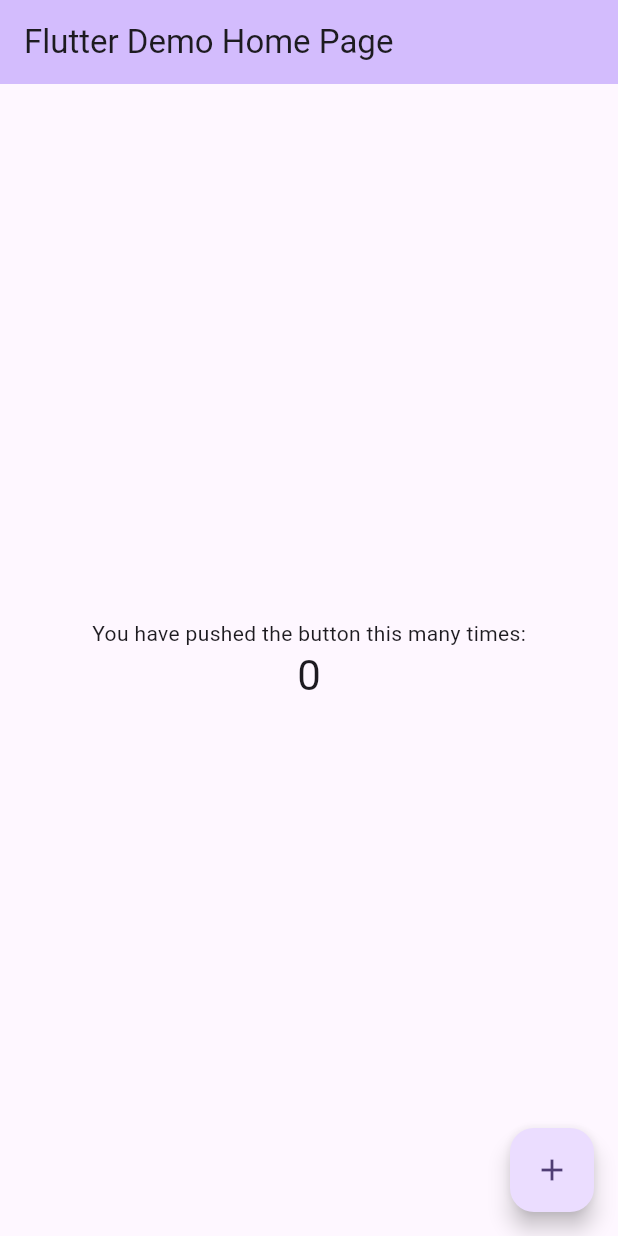
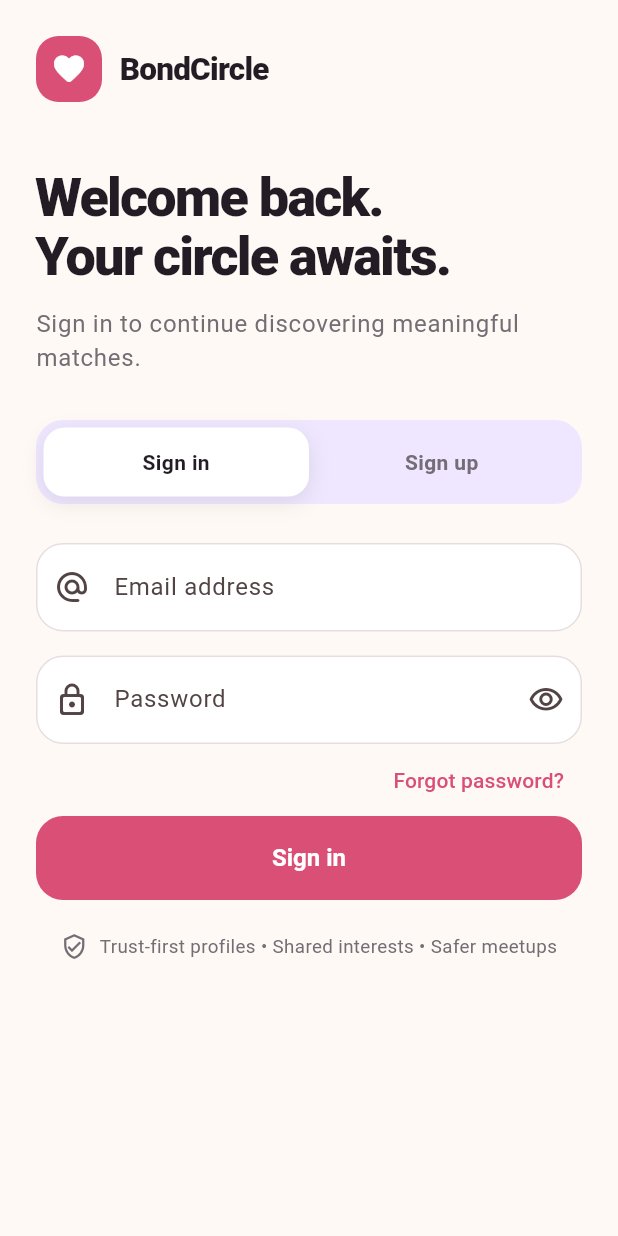
Before and after one commit to Sagar091206/bondcircle, a Flutter app: the screen it shows after launch, on a phone screen of 412 x 824 dp. Run offline on Flutter 3.47's test engine with Material 3 defaults, Android fonts, the phone set to English and light mode, and no system bars.

Commit message:
Build BondCircle authentication UI

```diff
--- /dev/null
+++ b/lib/app.dart
@@ -0,0 +1,18 @@
+import 'package:flutter/material.dart';
+
+import 'features/auth/presentation/auth_screen.dart';
+import 'theme/bondcircle_theme.dart';
+
+class BondCircleApp extends StatelessWidget {
+  const BondCircleApp({super.key});
+
+  @override
+  Widget build(BuildContext context) {
+    return MaterialApp(
+      title: 'BondCircle',
+      debugShowCheckedModeBanner: false,
+      theme: BondCircleTheme.light,
+      home: const AuthScreen(),
+    );
+  }
+}
--- /dev/null
+++ b/lib/features/auth/presentation/auth_screen.dart
@@ -0,0 +1,296 @@
+import 'package:flutter/material.dart';
+
+import '../../../theme/bondcircle_theme.dart';
+import '../../home/presentation/home_preview_screen.dart';
+
+enum AuthMode { login, signup }
+
+class AuthScreen extends StatefulWidget {
+  const AuthScreen({super.key});
+
+  @override
+  State<AuthScreen> createState() => _AuthScreenState();
+}
+
+class _AuthScreenState extends State<AuthScreen> {
+  final _formKey = GlobalKey<FormState>();
+  final _nameController = TextEditingController();
+  final _emailController = TextEditingController();
+  final _passwordController = TextEditingController();
+  AuthMode _mode = AuthMode.login;
+  bool _obscurePassword = true;
+
+  bool get _isSignup => _mode == AuthMode.signup;
+
+  @override
+  void dispose() {
+    _nameController.dispose();
+    _emailController.dispose();
+    _passwordController.dispose();
+    super.dispose();
+  }
+
+  void _switchMode(AuthMode mode) {
+    if (_mode == mode) return;
+    setState(() {
+      _mode = mode;
+      _formKey.currentState?.reset();
+    });
+  }
+
+  void _continue() {
+    if (!(_formKey.currentState?.validate() ?? false)) return;
+    Navigator.of(context).pushReplacement(
+      MaterialPageRoute<void>(
+        builder: (_) => HomePreviewScreen(
+          displayName: _isSignup ? _nameController.text.trim() : 'Sagar',
+        ),
+      ),
+    );
+  }
+
+  @override
+  Widget build(BuildContext context) {
+    return Scaffold(
+      body: SafeArea(
+        child: LayoutBuilder(
+          builder: (context, constraints) => SingleChildScrollView(
+            padding: const EdgeInsets.fromLTRB(24, 24, 24, 32),
+            child: ConstrainedBox(
+              constraints: BoxConstraints(
+                minHeight: constraints.maxHeight - 56,
+              ),
+              child: Form(
+                key: _formKey,
+                child: Column(
+                  crossAxisAlignment: CrossAxisAlignment.start,
+                  children: [
+                    const _BrandMark(),
+                    const SizedBox(height: 44),
+                    Text(
+                      _isSignup
+                          ? 'Create a genuine\nconnection.'
+                          : 'Welcome back.\nYour circle awaits.',
+                      style: Theme.of(context).textTheme.displaySmall,
+                    ),
+                    const SizedBox(height: 14),
+                    Text(
+                      _isSignup
+                          ? 'Build your profile and meet people through shared interests.'
+                          : 'Sign in to continue discovering meaningful matches.',
+                      style: Theme.of(context).textTheme.bodyLarge,
+                    ),
+                    const SizedBox(height: 30),
+                    _ModeSelector(mode: _mode, onChanged: _switchMode),
+                    const SizedBox(height: 26),
+                    if (_isSignup) ...[
+                      TextFormField(
+                        key: const Key('nameField'),
+                        controller: _nameController,
+                        textCapitalization: TextCapitalization.words,
+                        decoration: const InputDecoration(
+                          labelText: 'Full name',
+                          hintText: 'Enter your name',
+                          prefixIcon: Icon(Icons.person_outline_rounded),
+                        ),
+                        validator: (value) => (value ?? '').trim().length < 2
+                            ? 'Please enter your name'
+                            : null,
+                      ),
+                      const SizedBox(height: 16),
+                    ],
+                    TextFormField(
+                      key: const Key('emailField'),
+                      controller: _emailController,
+                      keyboardType: TextInputType.emailAddress,
+                      decoration: const InputDecoration(
+                        labelText: 'Email address',
+                        hintText: 'you@example.com',
+                        prefixIcon: Icon(Icons.alternate_email_rounded),
+                      ),
+                      validator: (value) {
+                        final email = (value ?? '').trim();
+                        return !email.contains('@') || !email.contains('.')
+                            ? 'Enter a valid email address'
+                            : null;
+                      },
+                    ),
+                    const SizedBox(height: 16),
+                    TextFormField(
+                      key: const Key('passwordField'),
+                      controller: _passwordController,
+                      obscureText: _obscurePassword,
+                      decoration: InputDecoration(
+                        labelText: 'Password',
+                        hintText: 'At least 6 characters',
+                        prefixIcon: const Icon(Icons.lock_outline_rounded),
+                        suffixIcon: IconButton(
+                          tooltip: _obscurePassword
+                              ? 'Show password'
+                              : 'Hide password',
+                          onPressed: () => setState(
+                            () => _obscurePassword = !_obscurePassword,
+                          ),
+                          icon: Icon(
+                            _obscurePassword
+                                ? Icons.visibility_outlined
+                                : Icons.visibility_off_outlined,
+                          ),
+                        ),
+                      ),
+                      validator: (value) => (value ?? '').length < 6
+                          ? 'Password must have at least 6 characters'
+                          : null,
+                    ),
+                    if (!_isSignup)
+                      Align(
+                        alignment: Alignment.centerRight,
+                        child: TextButton(
+                          onPressed: () => ScaffoldMessenger.of(context)
+                              .showSnackBar(
+                                const SnackBar(
+                                  content: Text(
+                                    'Password recovery will be connected later.',
+                                  ),
+                                ),
+                              ),
+                          child: const Text('Forgot password?'),
+                        ),
+                      )
+                    else
+                      const SizedBox(height: 24),
+                    FilledButton(
+                      key: const Key('continueButton'),
+                      onPressed: _continue,
+                      child: Text(_isSignup ? 'Create account' : 'Sign in'),
+                    ),
+                    const SizedBox(height: 22),
+                    const _TrustNote(),
+                  ],
+                ),
+              ),
+            ),
+          ),
+        ),
+      ),
+    );
+  }
+}
+
+class _BrandMark extends StatelessWidget {
+  const _BrandMark();
+
+  @override
+  Widget build(BuildContext context) {
+    return Row(
+      children: [
+        Container(
+          width: 44,
+          height: 44,
+          decoration: BoxDecoration(
+            color: BondCircleColors.primary,
+            borderRadius: BorderRadius.circular(15),
+          ),
+          child: const Icon(
+            Icons.favorite_rounded,
+            color: Colors.white,
+            size: 24,
+          ),
+        ),
+        const SizedBox(width: 12),
+        const Text(
+          'BondCircle',
+          style: TextStyle(
+            color: BondCircleColors.ink,
+            fontSize: 21,
+            fontWeight: FontWeight.w800,
+            letterSpacing: -0.5,
+          ),
+        ),
+      ],
+    );
+  }
+}
+
+class _ModeSelector extends StatelessWidget {
+  const _ModeSelector({required this.mode, required this.onChanged});
+
+  final AuthMode mode;
+  final ValueChanged<AuthMode> onChanged;
+
+  @override
+  Widget build(BuildContext context) {
+    return Container(
+      padding: const EdgeInsets.all(5),
+      decoration: BoxDecoration(
+        color: BondCircleColors.lavender,
+        borderRadius: BorderRadius.circular(18),
+      ),
+      child: Row(
+        children: AuthMode.values.map((item) {
+          final selected = item == mode;
+          return Expanded(
+            child: InkWell(
+              key: Key('${item.name}Tab'),
+              onTap: () => onChanged(item),
+              borderRadius: BorderRadius.circular(14),
+              child: AnimatedContainer(
+                duration: const Duration(milliseconds: 180),
+                padding: const EdgeInsets.symmetric(vertical: 13),
+                decoration: BoxDecoration(
+                  color: selected ? Colors.white : Colors.transparent,
+                  borderRadius: BorderRadius.circular(14),
+                  boxShadow: selected
+                      ? const [
+                          BoxShadow(
+                            color: Color(0x16000000),
+                            blurRadius: 12,
+                            offset: Offset(0, 4),
+                          ),
+                        ]
+                      : null,
+                ),
+                child: Text(
+                  item == AuthMode.login ? 'Sign in' : 'Sign up',
+                  textAlign: TextAlign.center,
+                  style: TextStyle(
+                    color: selected
+                        ? BondCircleColors.ink
+                        : BondCircleColors.muted,
+                    fontWeight: FontWeight.w700,
+                  ),
+                ),
+              ),
+            ),
+          );
+        }).toList(),
+      ),
+    );
+  }
+}
+
+class _TrustNote extends StatelessWidget {
+  const _TrustNote();
+
+  @override
+  Widget build(BuildContext context) {
+    return const Row(
+      mainAxisAlignment: MainAxisAlignment.center,
+      children: [
+        Icon(
+          Icons.verified_user_outlined,
+          size: 18,
+          color: BondCircleColors.muted,
+        ),
+        SizedBox(width: 8),
+        Flexible(
+          child: Text(
+            'Trust-first profiles • Shared interests • Safer meetups',
+            textAlign: TextAlign.center,
+            style: TextStyle(color: BondCircleColors.muted, fontSize: 12.5),
+          ),
+        ),
+      ],
+    );
+  }
+}
--- /dev/null
+++ b/lib/features/home/presentation/home_preview_screen.dart
@@ -0,0 +1,68 @@
+import 'package:flutter/material.dart';
+
+import '../../../theme/bondcircle_theme.dart';
+
+class HomePreviewScreen extends StatelessWidget {
+  const HomePreviewScreen({super.key, required this.displayName});
+
+  final String displayName;
+
+  @override
+  Widget build(BuildContext context) {
+    return Scaffold(
+      appBar: AppBar(title: const Text('BondCircle')),
+      body: Padding(
+        padding: const EdgeInsets.all(24),
+        child: Column(
+          crossAxisAlignment: CrossAxisAlignment.start,
+          children: [
+            Text(
+              'Hi, $displayName 👋',
+              style: Theme.of(context).textTheme.headlineSmall,
+            ),
+            const SizedBox(height: 8),
+            Text(
+              'Your account flow works. Profile setup is the next screen we will build.',
+              style: Theme.of(context).textTheme.bodyLarge,
+            ),
+            const SizedBox(height: 28),
+            Container(
+              width: double.infinity,
+              padding: const EdgeInsets.all(24),
+              decoration: BoxDecoration(
+                color: BondCircleColors.lavender,
+                borderRadius: BorderRadius.circular(24),
+              ),
+              child: const Column(
+                crossAxisAlignment: CrossAxisAlignment.start,
+                children: [
+                  Icon(
+                    Icons.auto_awesome_rounded,
+                    color: BondCircleColors.purple,
+                  ),
+                  SizedBox(height: 18),
+                  Text(
+                    'Next: build your profile',
+                    style: TextStyle(
+                      color: BondCircleColors.ink,
+                      fontSize: 20,
+                      fontWeight: FontWeight.w800,
+                    ),
+                  ),
+                  SizedBox(height: 8),
+                  Text(
+                    'Add your introduction, interests, city and profile photos.',
+                    style: TextStyle(
+                      color: BondCircleColors.muted,
+                      height: 1.4,
+                    ),
+                  ),
+                ],
+              ),
+            ),
+          ],
+        ),
+      ),
+    );
+  }
+}
--- a/lib/main.dart
+++ b/lib/main.dart
@@ -1,122 +1,5 @@
 import 'package:flutter/material.dart';
 
-void main() {
-  runApp(const MyApp());
-}
+import 'app.dart';
 
-class MyApp extends StatelessWidget {
-  const MyApp({super.key});
-
-  // This widget is the root of your application.
-  @override
-  Widget build(BuildContext context) {
-    return MaterialApp(
-      title: 'Flutter Demo',
-      theme: ThemeData(
-        // This is the theme of your application.
-        //
-        // TRY THIS: Try running your application with "flutter run". You'll see
-        // the application has a purple toolbar. Then, without quitting the app,
-        // try changing the seedColor in the colorScheme below to Colors.green
-        // and then invoke "hot reload" (save your changes or press the "hot
-        // reload" button in a Flutter-supported IDE, or press "r" if you used
-        // the command line to start the app).
-        //
-        // Notice that the counter didn't reset back to zero; the application
-        // state is not lost during the reload. To reset the state, use hot
-        // restart instead.
-        //
-        // This works for code too, not just values: Most code changes can be
-        // tested with just a hot reload.
-        colorScheme: .fromSeed(seedColor: Colors.deepPurple),
-      ),
-      home: const MyHomePage(title: 'Flutter Demo Home Page'),
-    );
-  }
-}
-
-class MyHomePage extends StatefulWidget {
-  const MyHomePage({super.key, required this.title});
-
-  // This widget is the home page of your application. It is stateful, meaning
-  // that it has a State object (defined below) that contains fields that affect
-  // how it looks.
-
-  // This class is the configuration for the state. It holds the values (in this
-  // case the title) provided by the parent (in this case the App widget) and
-  // used by the build method of the State. Fields in a Widget subclass are
-  // always marked "final".
-
-  final String title;
-
-  @override
-  State<MyHomePage> createState() => _MyHomePageState();
-}
-
-class _MyHomePageState extends State<MyHomePage> {
-  int _counter = 0;
-
-  void _incrementCounter() {
-    setState(() {
-      // This call to setState tells the Flutter framework that something has
-      // changed in this State, which causes it to rerun the build method below
-      // so that the display can reflect the updated values. If we changed
-      // _counter without calling setState(), then the build method would not be
-      // called again, and so nothing would appear to happen.
-      _counter++;
-    });
-  }
-
-  @override
-  Widget build(BuildContext context) {
-    // This method is rerun every time setState is called, for instance as done
-    // by the _incrementCounter method above.
-    //
-    // The Flutter framework has been optimized to make rerunning build methods
-    // fast, so that you can just rebuild anything that needs updating rather
-    // than having to individually change instances of widgets.
-    return Scaffold(
-      appBar: AppBar(
-        // TRY THIS: Try changing the color here to a specific color (to
-        // Colors.amber, perhaps?) and trigger a hot reload to see the AppBar
-        // change color while the other colors stay the same.
-        backgroundColor: Theme.of(context).colorScheme.inversePrimary,
-        // Here we take the value from the MyHomePage object that was created by
-        // the App.build method, and use it to set our appbar title.
-        title: Text(widget.title),
-      ),
-      body: Center(
-        // Center is a layout widget. It takes a single child and positions it
-        // in the middle of the parent.
-        child: Column(
-          // Column is also a layout widget. It takes a list of children and
-          // arranges them vertically. By default, it sizes itself to fit its
-          // children horizontally, and tries to be as tall as its parent.
-          //
-          // Column has various properties to control how it sizes itself and
-          // how it positions its children. Here we use mainAxisAlignment to
-          // center the children vertically; the main axis here is the vertical
-          // axis because Columns are vertical (the cross axis would be
-          // horizontal).
-          //
-          // TRY THIS: Invoke "debug painting" (choose the "Toggle Debug Paint"
-          // action in the IDE, or press "p" in the console), to see the
-          // wireframe for each widget.
-          mainAxisAlignment: .center,
-          children: [
-            const Text('You have pushed the button this many times:'),
-            Text(
-              '$_counter',
-              style: Theme.of(context).textTheme.headlineMedium,
-            ),
-          ],
-        ),
-      ),
-      floatingActionButton: FloatingActionButton(
-        onPressed: _incrementCounter,
-        tooltip: 'Increment',
-        child: const Icon(Icons.add),
-      ),
-    );
-  }
-}
+void main() => runApp(const BondCircleApp());
--- /dev/null
+++ b/lib/theme/bondcircle_theme.dart
@@ -0,0 +1,80 @@
+import 'package:flutter/material.dart';
+
+abstract final class BondCircleColors {
+  static const ink = Color(0xFF231C24);
+  static const muted = Color(0xFF756D75);
+  static const background = Color(0xFFFFF9F6);
+  static const surface = Color(0xFFFFFFFF);
+  static const primary = Color(0xFFD94F76);
+  static const lavender = Color(0xFFEEE7FF);
+  static const purple = Color(0xFF6D4DD6);
+  static const border = Color(0xFFE7DDE1);
+}
+
+abstract final class BondCircleTheme {
+  static ThemeData get light {
+    final scheme = ColorScheme.fromSeed(
+      seedColor: BondCircleColors.primary,
+      surface: BondCircleColors.surface,
+    );
+    return ThemeData(
+      useMaterial3: true,
+      colorScheme: scheme.copyWith(
+        primary: BondCircleColors.primary,
+        secondary: BondCircleColors.purple,
+      ),
+      scaffoldBackgroundColor: BondCircleColors.background,
+      textTheme: const TextTheme(
+        displaySmall: TextStyle(
+          color: BondCircleColors.ink,
+          fontSize: 36,
+          height: 1.08,
+          fontWeight: FontWeight.w800,
+          letterSpacing: -1.2,
+        ),
+        headlineSmall: TextStyle(
+          color: BondCircleColors.ink,
+          fontSize: 24,
+          fontWeight: FontWeight.w800,
+        ),
+        bodyLarge: TextStyle(
+          color: BondCircleColors.muted,
+          fontSize: 16,
+          height: 1.45,
+        ),
+      ),
+      inputDecorationTheme: InputDecorationTheme(
+        filled: true,
+        fillColor: BondCircleColors.surface,
+        contentPadding: const EdgeInsets.symmetric(
+          horizontal: 18,
+          vertical: 18,
+        ),
+        border: OutlineInputBorder(
+          borderRadius: BorderRadius.circular(18),
+          borderSide: const BorderSide(color: BondCircleColors.border),
+        ),
+        enabledBorder: OutlineInputBorder(
+          borderRadius: BorderRadius.circular(18),
+          borderSide: const BorderSide(color: BondCircleColors.border),
+        ),
+        focusedBorder: OutlineInputBorder(
+          borderRadius: BorderRadius.circular(18),
+          borderSide: const BorderSide(
+            color: BondCircleColors.primary,
+            width: 1.6,
+          ),
+        ),
+      ),
+      filledButtonTheme: FilledButtonThemeData(
+        style: FilledButton.styleFrom(
+          minimumSize: const Size.fromHeight(56),
+          shape: RoundedRectangleBorder(
+            borderRadius: BorderRadius.circular(18),
+          ),
+          textStyle: const TextStyle(fontSize: 16, fontWeight: FontWeight.w700),
+        ),
+      ),
+    );
+  }
+}
```
Also changed, not shown: 1 other file.
